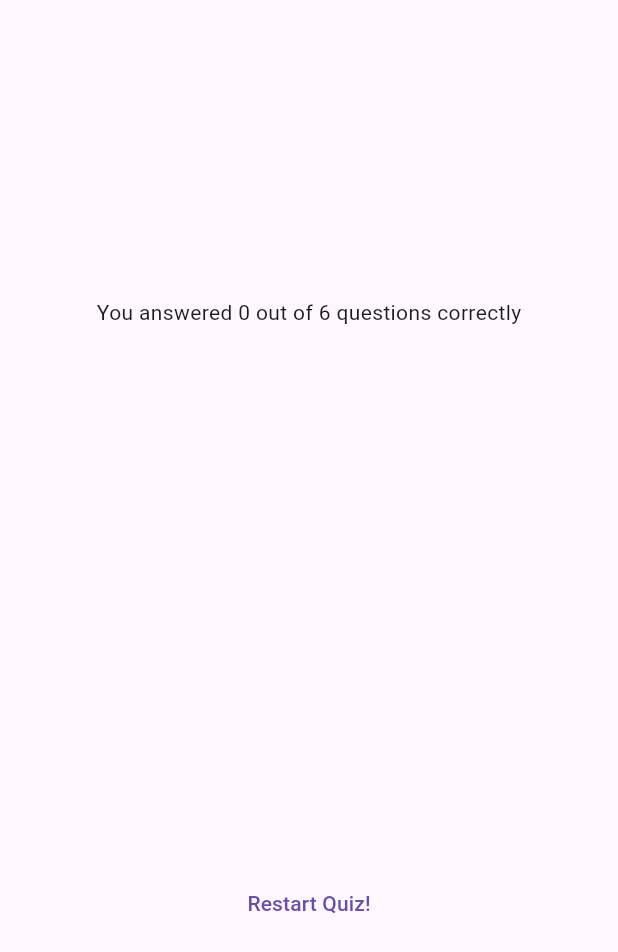
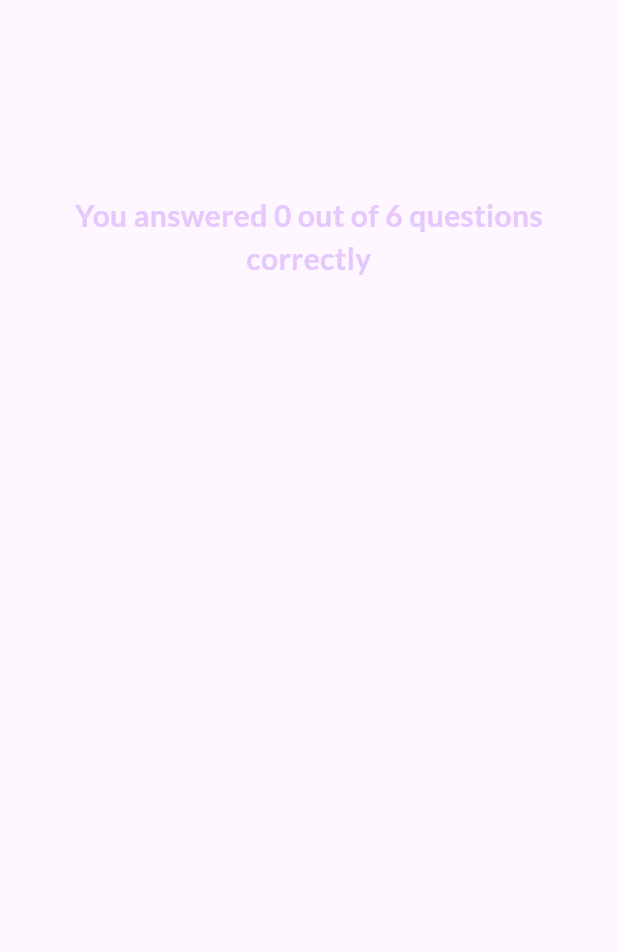
Before and after one commit to nwokporochukwuebuka/flutter_quiz_app, a Flutter app: the ResultsScreen widget shown alone on an empty page, opened directly with empty values, on a phone screen of 412 x 824 dp. Shown: the top 952 px of the screen. Run offline on Flutter 3.47's test engine with Material 3 defaults, Android fonts, the phone set to English and light mode, and no system bars; our stand-ins replace google_fonts.

Commit message:
UPDATE: Completed the quiz app

```diff
--- /dev/null
+++ b/lib/question_summary/question_summary.dart
@@ -0,0 +1,22 @@
+import 'package:flutter/material.dart';
+import 'package:flutter_quiz_app/question_summary/summary_item.dart';
+
+class QuestionSummary extends StatelessWidget {
+  const QuestionSummary(this.summaryData, {super.key});
+
+  final List<Map<String, Object>> summaryData;
+
+  @override
+  Widget build(BuildContext context) {
+    return SizedBox(
+      height: 400,
+      child: SingleChildScrollView(
+        child: Column(
+          children: summaryData.map((data) {
+            return SummaryItem(data);
+          }).toList(),
+        ),
+      ),
+    );
+  }
+}
--- a/lib/results_screen.dart
+++ b/lib/results_screen.dart
@@ -1,9 +1,16 @@
 import 'package:flutter/material.dart';
 import 'package:flutter_quiz_app/data/questions.dart';
-import 'package:flutter_quiz_app/question_summary.dart';
+import 'package:flutter_quiz_app/question_summary/question_summary.dart';
+import 'package:google_fonts/google_fonts.dart';
 
 class ResultsScreen extends StatelessWidget {
-  const ResultsScreen({required this.chosenAnswers, super.key});
+  const ResultsScreen({
+    required this.chosenAnswers,
+    required this.onRestart,
+    super.key,
+  });
+
+  final void Function() onRestart;
 
   final List<String> chosenAnswers;
 
@@ -26,12 +33,9 @@ class ResultsScreen extends StatelessWidget {
   Widget build(BuildContext context) {
     final summaryData = getSummaryData();
     final int numTotalQuestions = questions.length;
-    final int numCorrectQuestions = summaryData
-        .where((data) {
-          return data["correct_answer"] == data["chosen_answer"];
-        })
-        .toList()
-        .length;
+    final numCorrectQuestions = summaryData.where((data) {
+      return data['user_answer'] == data['correct_answer'];
+    }).length;
 
     return SizedBox(
       width: double.infinity,
@@ -42,11 +46,22 @@ class ResultsScreen extends StatelessWidget {
           children: [
             Text(
               "You answered $numCorrectQuestions out of $numTotalQuestions questions correctly",
+              style: GoogleFonts.lato(
+                color: const Color.fromARGB(255, 230, 200, 253),
+                fontSize: 20,
+                fontWeight: FontWeight.bold,
+              ),
+              textAlign: TextAlign.center,
             ),
             SizedBox(height: 30),
             QuestionSummary(summaryData),
             SizedBox(height: 30),
-            TextButton(onPressed: () {}, child: const Text("Restart Quiz!")),
+            TextButton.icon(
+              onPressed: onRestart,
+              style: TextButton.styleFrom(foregroundColor: Colors.white),
+              icon: const Icon(Icons.refresh),
+              label: const Text('Restart Quiz!'),
+            ),
           ],
         ),
       ),
```
Also changed, not shown: lib/question_summary.dart (deleted, +0 -39 lines), lib/question_summary/question_identifier.dart (added, +35 -0 lines), lib/question_summary/summary_item.dart (added, +57 -0 lines), lib/quiz.dart (+12 -2 lines).
